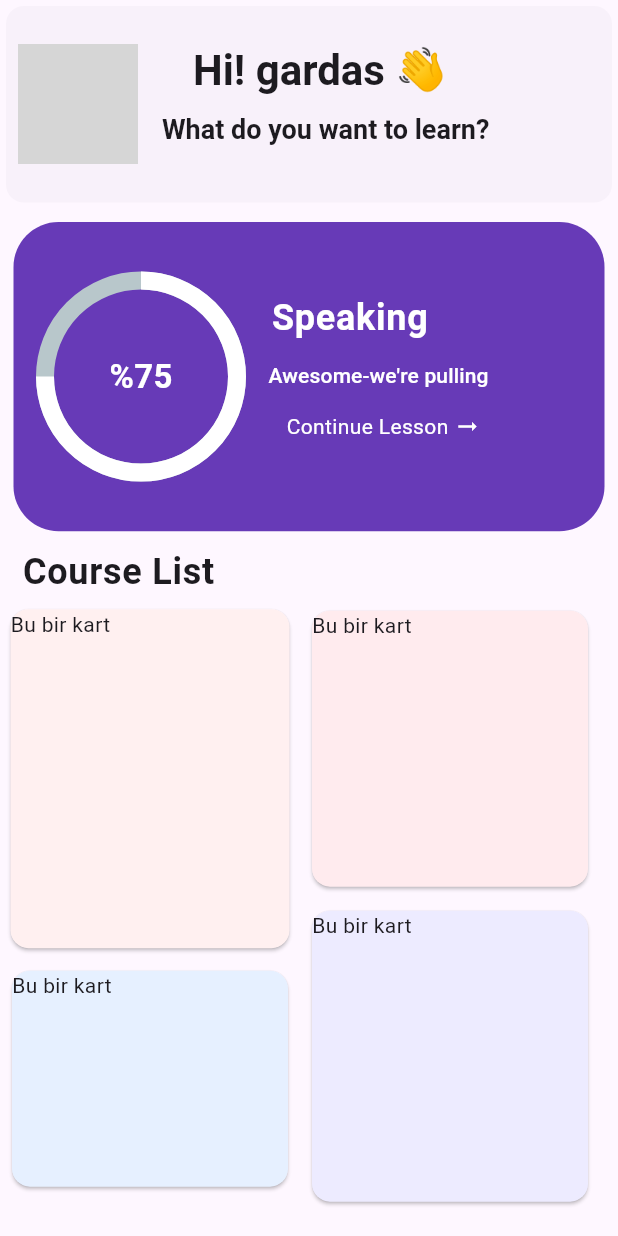
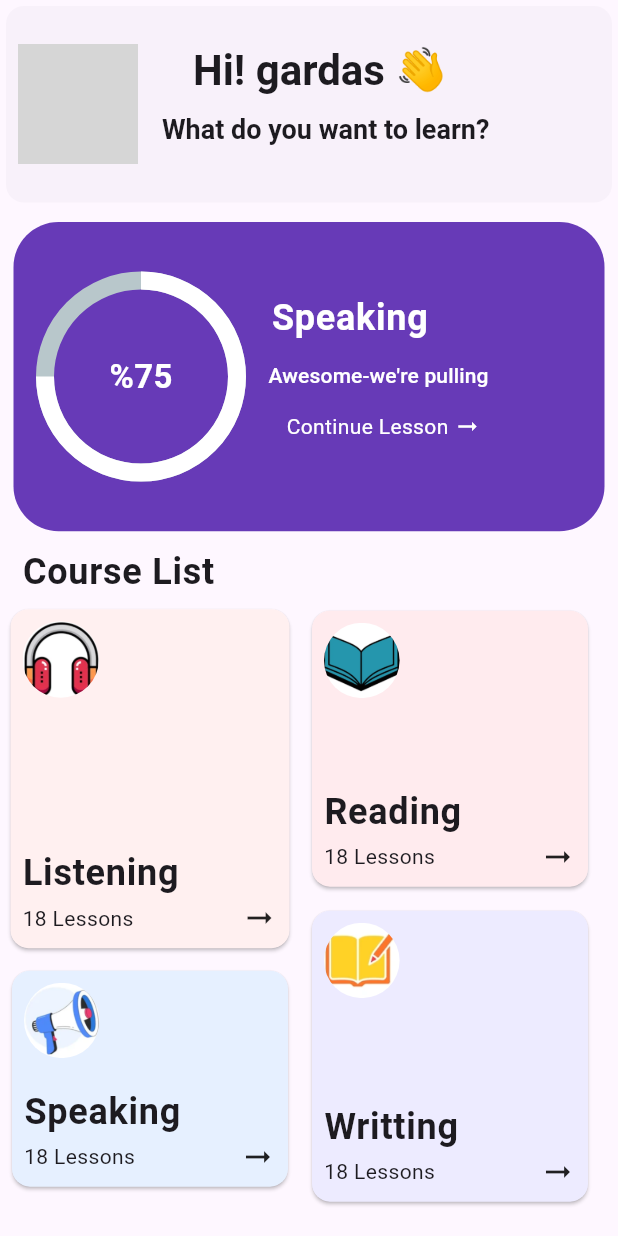
Before and after one commit to uluckabd/flutter_design_draft, a Flutter app: the screen it shows after launch, on a phone screen of 412 x 824 dp. Run offline on Flutter 3.47's test engine with Material 3 defaults, Android fonts, the phone set to English and light mode, and no system bars; drawn by our look-alikes of percent_indicator; network calls fail; grey boxes are pictures that could not be loaded.

Commit message:
card içerikleri güncellendi

```diff
--- a/lib/Babble_App/MainPage.dart
+++ b/lib/Babble_App/MainPage.dart
@@ -1,3 +1,4 @@
+// ignore_for_file: public_member_api_docs, sort_constructors_first
 import 'package:flutter/material.dart';
 import 'package:percent_indicator/circular_percent_indicator.dart';
 
@@ -153,12 +154,10 @@ class _MainpageState extends State<Mainpage> {
                           height: 240,
                           child: Padding(
                             padding: const EdgeInsets.all(3.0),
-                            child: Card(
-                              color: Color(0xFFFFF0F0),
-
-                              child: Text(
-                                'Bu bir kart',
-                              ), // Card'a bir içerik ekledik
+                            child: Courselistcard(
+                              backcolor: Color(0xFFFFF0F0),
+                              imagepatth: 'headphone.png',
+                              title: 'Listening',
                             ),
                           ),
                         ),
@@ -167,11 +166,10 @@ class _MainpageState extends State<Mainpage> {
                           height: 160,
                           child: Padding(
                             padding: const EdgeInsets.all(4.0),
-                            child: Card(
-                              color: Color(0xFFE6F0FF),
-                              child: Text(
-                                'Bu bir kart',
-                              ), // Card'a bir içerik ekledik
+                            child: Courselistcard(
+                              backcolor: Color(0xFFE6F0FF),
+                              imagepatth: 'Speaker.png',
+                              title: 'Speaking',
                             ),
                           ),
                         ),
@@ -184,11 +182,10 @@ class _MainpageState extends State<Mainpage> {
                           height: 200,
                           child: Padding(
                             padding: const EdgeInsets.all(4.0),
-                            child: Card(
-                              color: Color(0xFFFFEBEE),
-                              child: Text(
-                                'Bu bir kart',
-                              ), // Card'a bir içerik ekledik
+                            child: Courselistcard(
+                              backcolor: Color(0xFFFFEBEE),
+                              imagepatth: 'reading.png',
+                              title: 'Reading',
                             ),
                           ),
                         ),
@@ -197,11 +194,10 @@ class _MainpageState extends State<Mainpage> {
                           height: 210,
                           child: Padding(
                             padding: const EdgeInsets.all(4.0),
-                            child: Card(
-                              color: Color(0xFFEDEBFF),
-                              child: Text(
-                                'Bu bir kart',
-                              ), // Card'a bir içerik ekledik
+                            child: Courselistcard(
+                              backcolor: Color(0xFFEDEBFF),
+                              imagepatth: 'Writting.png',
+                              title: 'Writting',
                             ),
                           ),
                         ),
@@ -228,6 +224,75 @@ class _MainpageState extends State<Mainpage> {
   }
 }
 
+class Courselistcard extends StatelessWidget {
+  const Courselistcard({
+    super.key,
+    required this.backcolor,
+    required this.imagepatth,
+    required this.title,
+  });
+  final Color backcolor;
+
+  final String imagepatth;
+  final String title;
+
+  @override
+  Widget build(BuildContext context) {
+    return Card(
+      color: backcolor,
+      child: Padding(
+        padding: const EdgeInsets.all(8.0),
+        child: LayoutBuilder(
+          builder: (context, constraints) {
+            // Kartın mevcut genişliğine göre resim boyutunu ayarla
+            double imageSize = constraints.maxWidth * 0.3; // genişliğin %30'u
+            if (imageSize > 70) imageSize = 70; // maksimum boyut
+            if (imageSize < 40) imageSize = 40; // minimum boyut
+
+            return Column(
+              mainAxisSize: MainAxisSize.min,
+              crossAxisAlignment: CrossAxisAlignment.start,
+              children: [
+                ClipRRect(
+                  borderRadius: BorderRadius.circular(imageSize / 2),
+                  child: SizedBox(
+                    width: imageSize,
+                    height: imageSize,
+                    child: Image.asset(
+                      "lib/Babble_App/assets/image/$imagepatth",
+
+                      fit: BoxFit.cover,
+                    ),
+                  ),
+                ),
+
+                const Spacer(), // Metni altta yaslamak için araya boşluk
+
+                Text(
+                  title,
+                  style: Theme.of(context).textTheme.bodyLarge,
+                  overflow: TextOverflow.ellipsis,
+                ),
+                Row(
+                  children: [
+                    Expanded(
+                      child: Text(
+                        "18 Lessons",
+                        overflow: TextOverflow.ellipsis,
+                      ),
+                    ),
+                    const Icon(Icons.arrow_right_alt),
+                  ],
+                ),
+              ],
+            );
+          },
+        ),
+      ),
+    );
+  }
+}
+
 class AppText {
   String name = "gardas";
   String altbaslik = "What do you want to learn?";
--- a/pubspec.yaml
+++ b/pubspec.yaml
@@ -59,9 +59,9 @@ flutter:
   uses-material-design: true
 
   # To add assets to your application, add an assets section, like this:
-  # assets:
-  #   - images/a_dot_burr.jpeg
-  #   - images/a_dot_ham.jpeg
+  assets:
+    - lib/Babble_App/assets/image/
+
 
   # An image asset can refer to one or more resolution-specific "variants", see
   # https://flutter.dev/to/resolution-aware-images
```
Also changed, not shown: lib/Babble_App/assets/image/Speaker.png (added), lib/Babble_App/assets/image/Writting.png (added), lib/Babble_App/assets/image/headphone.png (added), lib/Babble_App/assets/image/reading.png (added).
